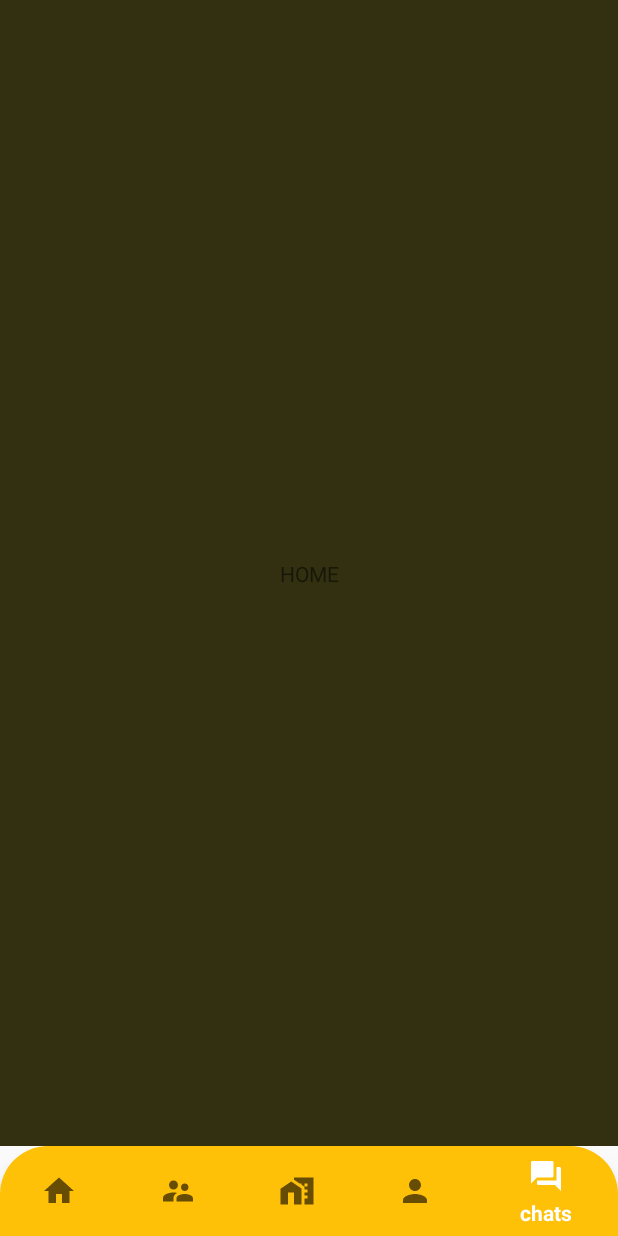
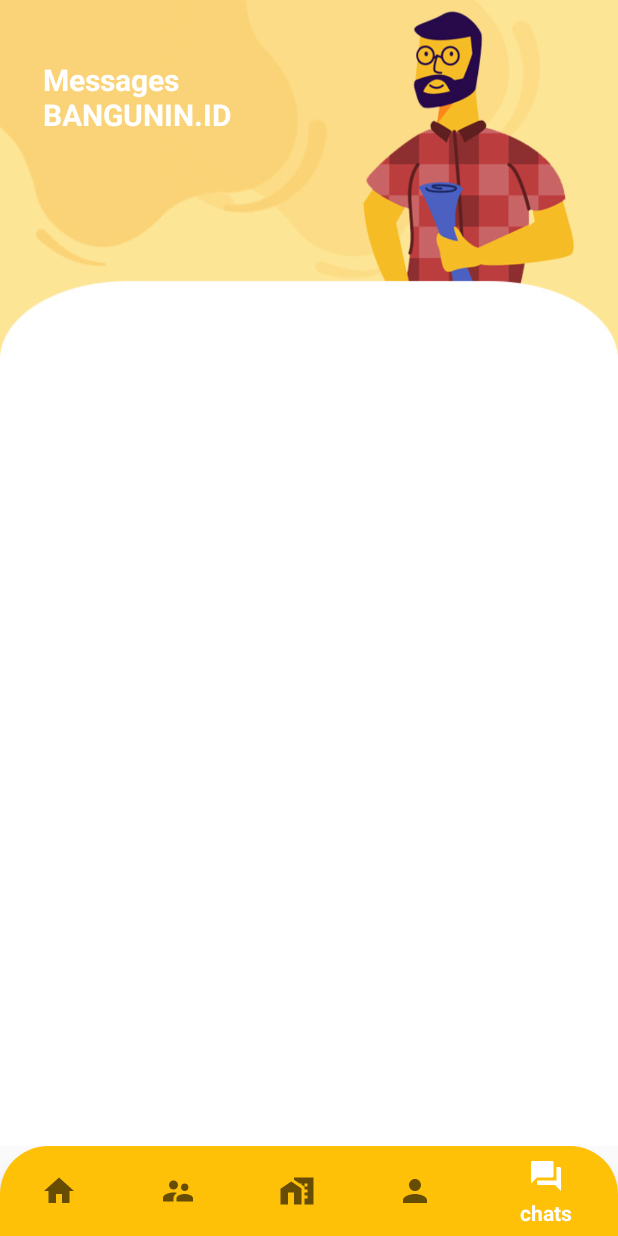
Before and after one commit to lonewarriorHX/UserApp, an Android app: the SettingsFragment screen opened through its navigation route, on a phone screen of 412 x 824 dp. Run offline under Robolectric (Android 15) with nearby library versions, the phone set to English and light mode, and no system bars; our stand-ins replace Firebase (no records; nobody signed in at launch, a user with empty details on screens opened directly), navigation-ui.

Commit message:
messages ui

```diff
--- a/app/src/main/res/layout/fragment_settings.xml
+++ b/app/src/main/res/layout/fragment_settings.xml
@@ -5,16 +5,21 @@
     android:layout_width="match_parent"
     android:layout_height="match_parent"
     tools:context=".SettingsFragment"
-    android:background="#323011">
+    android:background="@drawable/chatscreen">
 
     <!-- TODO: Update blank fragment layout -->
     <TextView
         android:layout_width="wrap_content"
         android:layout_height="wrap_content"
-        android:text="HOME"
+        android:text="Messages\nBANGUNIN.ID"
+        android:textSize="20dp"
+        android:textColor="#ffffff"
+        android:textStyle="bold"
         app:layout_constraintBottom_toBottomOf="parent"
         app:layout_constraintEnd_toEndOf="parent"
         app:layout_constraintStart_toStartOf="parent"
-        app:layout_constraintTop_toTopOf="parent" />
+        app:layout_constraintTop_toTopOf="parent"
+        app:layout_constraintVertical_bias="0.055"
+        app:layout_constraintHorizontal_bias="0.1"/>
 
 </androidx.constraintlayout.widget.ConstraintLayout>
```
Also changed, not shown: app/src/main/res/layout/fragment_home.xml (+5 -5 lines), app/src/main/res/drawable/chatscreen.jpg (added), app/src/main/res/drawable/promo.jpg (added).
